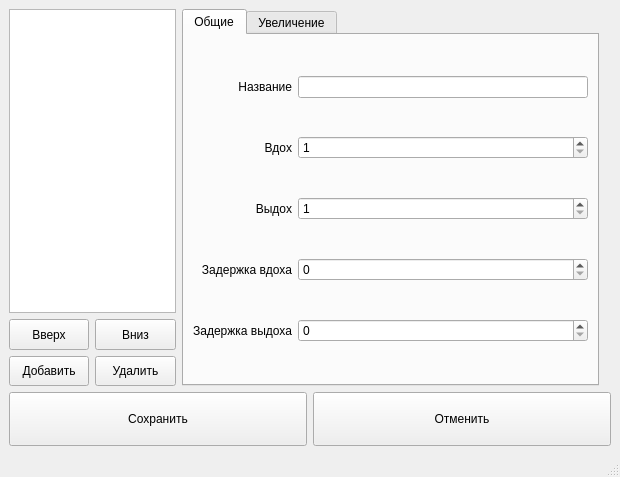
Qt form src/SettingsWindow/settings.ui (dvarubla/breathe_trainer) before a commit.
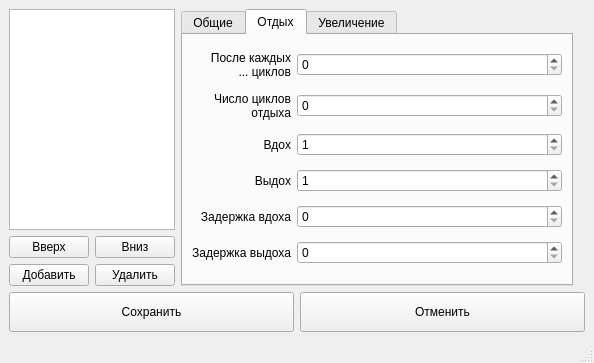
The same form after that commit. The open tabs and pages were chosen to show the change.

Commit message: Add rest params to settings form and profile

Diff of the .ui file:
```diff
--- a/src/SettingsWindow/settings.ui
+++ b/src/SettingsWindow/settings.ui
@@ -6,8 +6,8 @@
    <rect>
     <x>0</x>
     <y>0</y>
-    <width>620</width>
-    <height>477</height>
+    <width>594</width>
+    <height>363</height>
    </rect>
   </property>
   <property name="windowTitle">
@@ -212,6 +212,171 @@
         </item>
        </layout>
       </widget>
+      <widget class="QWidget" name="tab_3">
+       <attribute name="title">
+        <string>Отдых</string>
+       </attribute>
+       <layout class="QGridLayout" name="gridLayout_6" columnstretch="0,1">
+        <item row="0" column="0">
+         <widget class="QLabel" name="label_16">
+          <property name="sizePolicy">
+           <sizepolicy hsizetype="Minimum" vsizetype="Preferred">
+            <horstretch>0</horstretch>
+            <verstretch>0</verstretch>
+           </sizepolicy>
+          </property>
+          <property name="text">
+           <string>После каждых
+... циклов</string>
+          </property>
+          <property name="alignment">
+           <set>Qt::AlignRight|Qt::AlignTrailing|Qt::AlignVCenter</set>
+          </property>
+         </widget>
+        </item>
+        <item row="0" column="1">
+         <widget class="QSpinBox" name="restStartEdit">
+          <property name="minimum">
+           <number>0</number>
+          </property>
+          <property name="maximum">
+           <number>999</number>
+          </property>
+         </widget>
+        </item>
+        <item row="1" column="0">
+         <widget class="QLabel" name="label_17">
+          <property name="sizePolicy">
+           <sizepolicy hsizetype="Minimum" vsizetype="Preferred">
+            <horstretch>0</horstretch>
+            <verstretch>0</verstretch>
+           </sizepolicy>
+          </property>
+          <property name="text">
+           <string>Число циклов
+отдыха</string>
+          </property>
+          <property name="alignment">
+           <set>Qt::AlignRight|Qt::AlignTrailing|Qt::AlignVCenter</set>
+          </property>
+         </widget>
+        </item>
+        <item row="1" column="1">
+         <widget class="QSpinBox" name="restDurEdit">
+          <property name="minimum">
+           <number>0</number>
+          </property>
+          <property name="maximum">
+           <number>999</number>
+          </property>
+         </widget>
+        </item>
+        <item row="2" column="0">
+         <widget class="QLabel" name="label_14">
+          <property name="sizePolicy">
+           <sizepolicy hsizetype="Minimum" vsizetype="Preferred">
+            <horstretch>0</horstretch>
+            <verstretch>0</verstretch>
+           </sizepolicy>
+          </property>
+          <property name="text">
+           <string>Вдох</string>
+          </property>
+          <property name="alignment">
+           <set>Qt::AlignRight|Qt::AlignTrailing|Qt::AlignVCenter</set>
+          </property>
+         </widget>
+        </item>
+        <item row="2" column="1">
+         <widget class="QSpinBox" name="restInhaleEdit">
+          <property name="minimum">
+           <number>1</number>
+          </property>
+          <property name="maximum">
+           <number>999</number>
+          </property>
+         </widget>
+        </item>
+        <item row="3" column="0">
+         <widget class="QLabel" name="label_13">
+          <property name="sizePolicy">
+           <sizepolicy hsizetype="Minimum" vsizetype="Preferred">
+            <horstretch>0</horstretch>
+            <verstretch>0</verstretch>
+           </sizepolicy>
+          </property>
+          <property name="text">
+           <string>Выдох</string>
+          </property>
+          <property name="alignment">
+           <set>Qt::AlignRight|Qt::AlignTrailing|Qt::AlignVCenter</set>
+          </property>
+         </widget>
+        </item>
+        <item row="3" column="1">
+         <widget class="QSpinBox" name="restExhaleEdit">
+          <property name="minimum">
+           <number>1</number>
+          </property>
+          <property name="maximum">
+           <number>999</number>
+          </property>
+         </widget>
+        </item>
+        <item row="4" column="0">
+         <widget class="QLabel" name="label_15">
+          <property name="sizePolicy">
+           <sizepolicy hsizetype="Minimum" vsizetype="Preferred">
+            <horstretch>0</horstretch>
+            <verstretch>0</verstretch>
+           </sizepolicy>
+          </property>
+          <property name="text">
+           <string>Задержка вдоха</string>
+          </property>
+          <property name="alignment">
+           <set>Qt::AlignRight|Qt::AlignTrailing|Qt::AlignVCenter</set>
+          </property>
+         </widget>
+        </item>
+        <item row="4" column="1">
+         <widget class="QSpinBox" name="restPauseInhaleEdit">
+          <property name="minimum">
+           <number>0</number>
+          </property>
+          <property name="maximum">
+           <number>999</number>
+          </property>
+         </widget>
+        </item>
+        <item row="5" column="0">
+         <widget class="QLabel" name="label4_2">
+          <property name="sizePolicy">
+           <sizepolicy hsizetype="Minimum" vsizetype="Preferred">
+            <horstretch>0</horstretch>
+            <verstretch>0</verstretch>
+           </sizepolicy>
+          </property>
+          <property name="text">
+           <string>Задержка выдоха</string>
+          </property>
+          <property name="alignment">
+           <set>Qt::AlignRight|Qt::AlignTrailing|Qt::AlignVCenter</set>
+          </property>
+         </widget>
+        </item>
+        <item row="5" column="1">
+         <widget class="QSpinBox" name="restPauseExhaleEdit">
+          <property name="minimum">
+           <number>0</number>
+          </property>
+          <property name="maximum">
+           <number>999</number>
+          </property>
+         </widget>
+        </item>
+       </layout>
+      </widget>
       <widget class="QWidget" name="tab_2">
        <attribute name="title">
         <string>Увеличение</string>
```
The commit also changes 4 other files.
